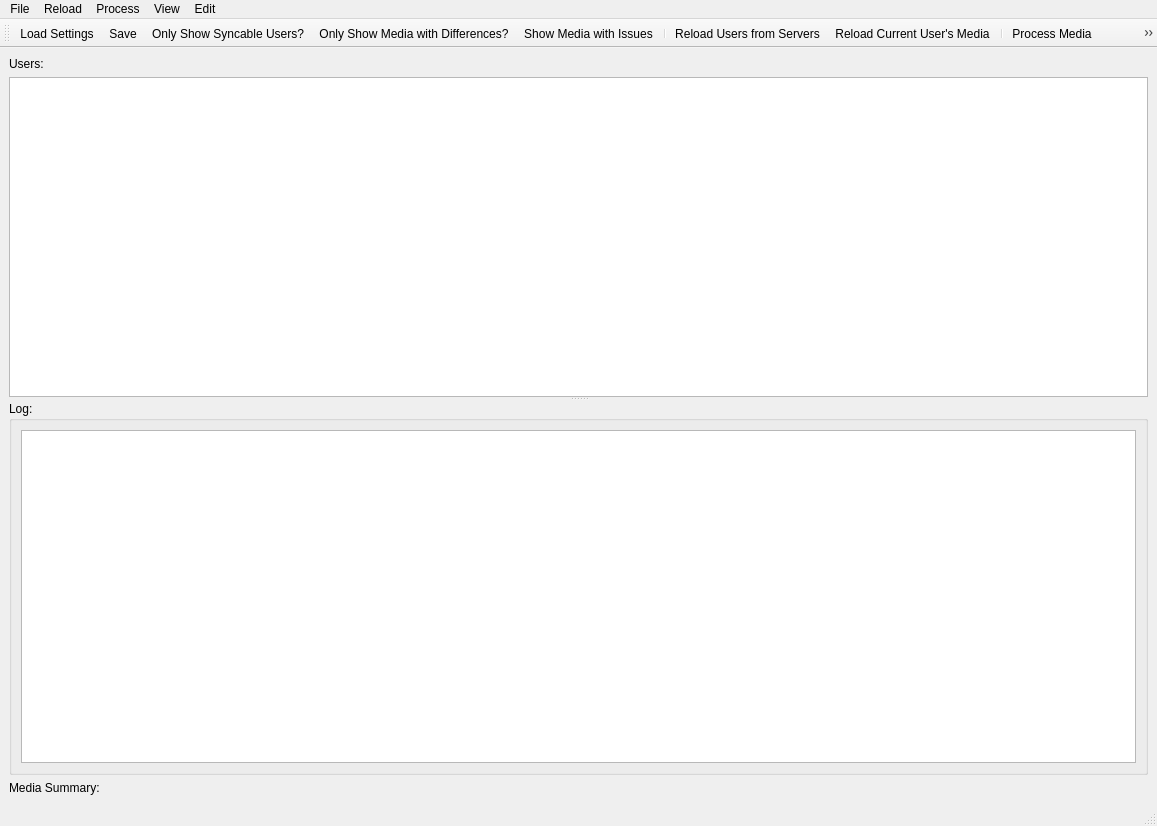
The window that UI/MainWindow.ui (towel42-com/EmbySync) describes before a commit, drawn with Qt 5.
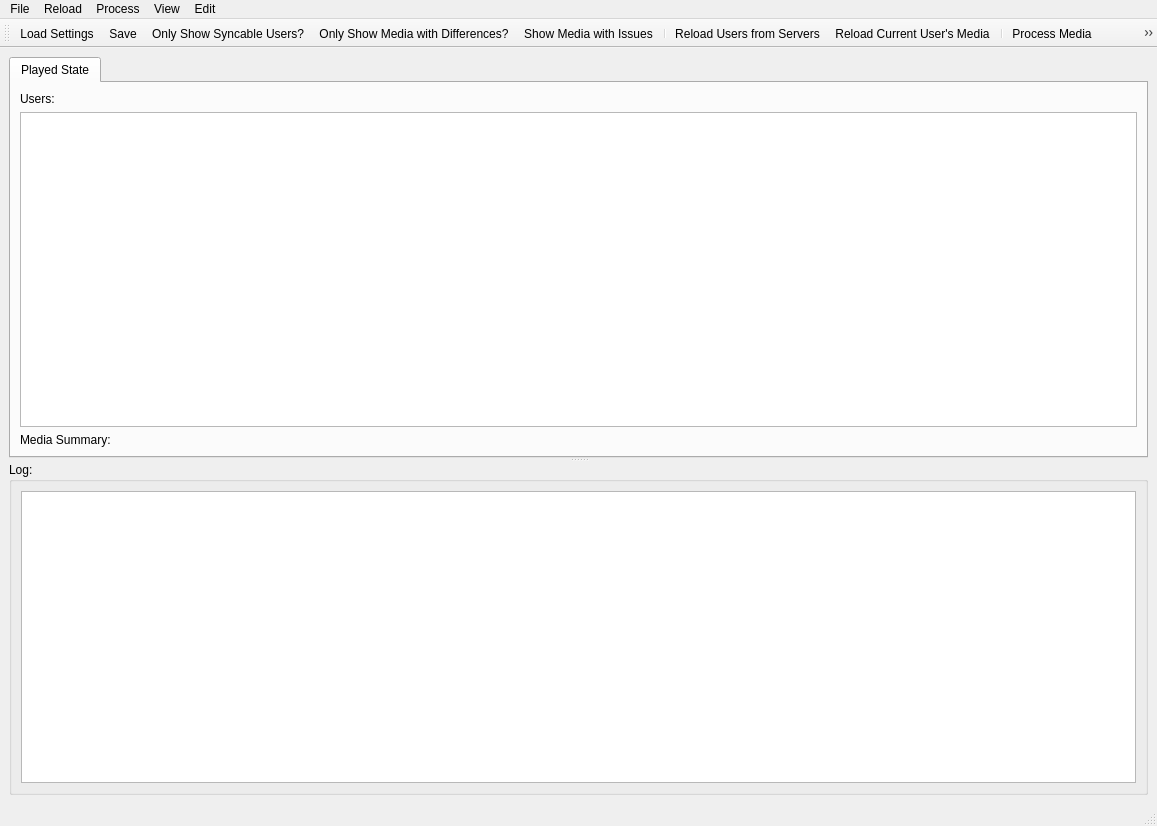
The same window after the commit. Icons and pictures are not drawn.

Commit message: Move Current comparison into a tab, enabling future other comparisons

```diff
--- a/UI/MainWindow.ui
+++ b/UI/MainWindow.ui
@@ -20,11 +20,21 @@
       <property name="orientation">
        <enum>Qt::Vertical</enum>
       </property>
-      <widget class="QSplitter" name="upperSplitter">
+      <widget class="QTabWidget" name="tabWidget">
+       <property name="currentIndex">
+        <number>0</number>
+       </property>
+       <widget class="QWidget" name="playedState">
+        <attribute name="title">
+         <string>Played State</string>
+        </attribute>
+        <layout class="QVBoxLayout" name="verticalLayout_2">
+         <item>
+          <widget class="QSplitter" name="playedStateSplitter">
        <property name="orientation">
         <enum>Qt::Horizontal</enum>
        </property>
-       <widget class="QWidget" name="layoutWidget_1">
+           <widget class="QWidget" name="layoutWidget">
         <layout class="QVBoxLayout" name="verticalLayout">
          <item>
           <widget class="QLabel" name="usersLabel">
@@ -46,6 +56,23 @@
         </layout>
        </widget>
       </widget>
+         </item>
+         <item>
+          <widget class="QLabel" name="mediaSummaryLabel">
+           <property name="sizePolicy">
+            <sizepolicy hsizetype="Preferred" vsizetype="Maximum">
+             <horstretch>0</horstretch>
+             <verstretch>0</verstretch>
+            </sizepolicy>
+           </property>
+           <property name="text">
+            <string>Media Summary:</string>
+           </property>
+          </widget>
+         </item>
+        </layout>
+       </widget>
+      </widget>
       <widget class="QGroupBox" name="groupBox">
        <property name="title">
         <string>Log:</string>
@@ -68,13 +95,6 @@
       </widget>
      </widget>
     </item>
-    <item>
-     <widget class="QLabel" name="mediaSummaryLabel">
-      <property name="text">
-       <string>Media Summary:</string>
-      </property>
-     </widget>
-    </item>
    </layout>
   </widget>
   <widget class="QMenuBar" name="menubar">
```
Left out of the diff: 7 changed lines with no effect on the pictures. Lines whose indentation alone changed are shown as unchanged.
